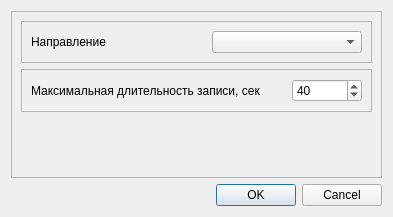
The window that metodics/dynamic_tests/step_deviation/stepdeviationparamsdialog.ui (grigp/a-analyser) describes before a commit, drawn with Qt 5.
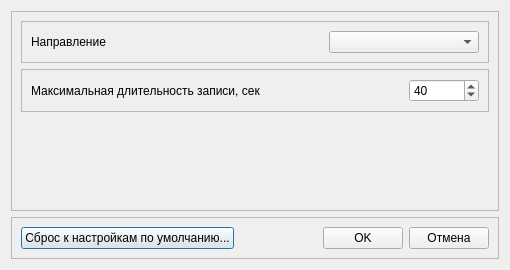
The same window after the commit.

Commit message: Сброс параметров методик по умолчанию. Закончено

The edit to the form file:
```diff
--- a/metodics/dynamic_tests/step_deviation/stepdeviationparamsdialog.ui
+++ b/metodics/dynamic_tests/step_deviation/stepdeviationparamsdialog.ui
@@ -6,8 +6,8 @@
    <rect>
     <x>0</x>
     <y>0</y>
-    <width>393</width>
-    <height>217</height>
+    <width>510</width>
+    <height>270</height>
    </rect>
   </property>
   <property name="windowTitle">
@@ -136,13 +136,49 @@
     </widget>
    </item>
    <item>
-    <widget class="QDialogButtonBox" name="buttonBox">
-     <property name="orientation">
-      <enum>Qt::Horizontal</enum>
+    <widget class="QFrame" name="frame_3">
+     <property name="frameShape">
+      <enum>QFrame::StyledPanel</enum>
      </property>
-     <property name="standardButtons">
-      <set>QDialogButtonBox::Cancel|QDialogButtonBox::Ok</set>
+     <property name="frameShadow">
+      <enum>QFrame::Raised</enum>
      </property>
+     <layout class="QHBoxLayout" name="horizontalLayout_11">
+      <item>
+       <widget class="QPushButton" name="btnDefault">
+        <property name="text">
+         <string>Сброс к настройкам по умолчанию...</string>
+        </property>
+       </widget>
+      </item>
+      <item>
+       <spacer name="horizontalSpacer_8">
+        <property name="orientation">
+         <enum>Qt::Horizontal</enum>
+        </property>
+        <property name="sizeHint" stdset="0">
+         <size>
+          <width>40</width>
+          <height>20</height>
+         </size>
+        </property>
+       </spacer>
+      </item>
+      <item>
+       <widget class="QPushButton" name="btnOK">
+        <property name="text">
+         <string>OK</string>
+        </property>
+       </widget>
+      </item>
+      <item>
+       <widget class="QPushButton" name="btnCancel">
+        <property name="text">
+         <string>Отмена</string>
+        </property>
+       </widget>
+      </item>
+     </layout>
     </widget>
    </item>
   </layout>
```
Left out of the diff: 49 changed lines with no effect on the pictures. The commit also changes 41 other files.
